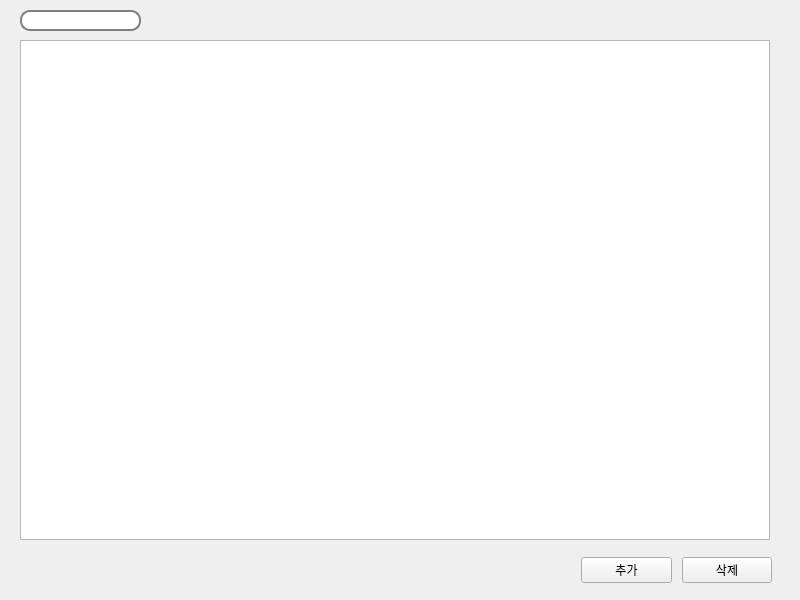
shear99/AddressBook, file mainpagewidget.ui: the form before one commit.
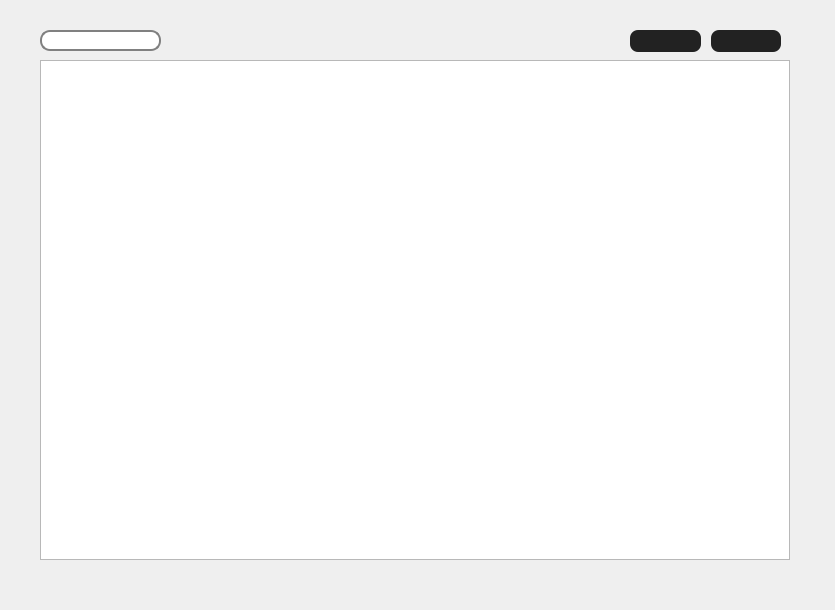
The form after the commit. Icons and pictures are not drawn.

```diff
--- a/mainpagewidget.ui
+++ b/mainpagewidget.ui
@@ -6,18 +6,36 @@
    <rect>
     <x>0</x>
     <y>0</y>
-    <width>800</width>
-    <height>600</height>
+    <width>835</width>
+    <height>610</height>
    </rect>
   </property>
+  <property name="sizePolicy">
+   <sizepolicy hsizetype="Preferred" vsizetype="Preferred">
+    <horstretch>0</horstretch>
+    <verstretch>0</verstretch>
+   </sizepolicy>
+  </property>
+  <property name="minimumSize">
+   <size>
+    <width>835</width>
+    <height>610</height>
+   </size>
+  </property>
+  <property name="maximumSize">
+   <size>
+    <width>835</width>
+    <height>610</height>
+   </size>
+  </property>
   <property name="windowTitle">
    <string>Form</string>
   </property>
   <widget class="QTableView" name="addressTableView">
    <property name="geometry">
     <rect>
-     <x>20</x>
-     <y>40</y>
+     <x>40</x>
+     <y>60</y>
      <width>750</width>
      <height>500</height>
     </rect>
@@ -26,10 +44,10 @@
   <widget class="QWidget" name="horizontalLayoutWidget">
    <property name="geometry">
     <rect>
-     <x>581</x>
-     <y>530</y>
-     <width>191</width>
-     <height>80</height>
+     <x>630</x>
+     <y>20</y>
+     <width>151</width>
+     <height>42</height>
     </rect>
    </property>
    <layout class="QHBoxLayout" name="horizontalLayout" stretch="0,0">
@@ -38,15 +56,59 @@
     </property>
     <item>
      <widget class="QPushButton" name="addButton">
+      <property name="styleSheet">
+       <string notr="true">QPushButton {
+	image: url(:/detailpageImage/detailpageImage/person_add_30dp_FFFFFF.png);
+    background-color: #222;         /* 진한 검정 배경 */
+    color: #fff;                    /* 흰색 글자 */
+    border: none;
+    border-radius: 8px;
+    font: bold 15px;
+	padding: 2px;
+    transition: background 0.2s;
+}
+
+QPushButton:hover {
+    background-color: #333;
+}
+
+QPushButton:pressed {
+    background-color: #111;
+    border-style: inset;
+}
+</string>
+      </property>
       <property name="text">
-       <string>추가</string>
+       <string/>
       </property>
      </widget>
     </item>
     <item>
      <widget class="QPushButton" name="deleteButton">
+      <property name="styleSheet">
+       <string notr="true">QPushButton {
+	image: url(:/detailpageImage/detailpageImage/person_remove_30dp_FFFFFF.png);
+    background-color: #222;         /* 진한 검정 배경 */
+    color: #fff;                    /* 흰색 글자 */
+    border: none;
+    border-radius: 8px;
+    font: bold 15px;
+	padding: 2px;
+    transition: background 0.2s;
+}
+
+QPushButton:hover {
+    background-color: #333;
+}
+
+QPushButton:pressed {
+    background-color: #111;
+    border-style: inset;
+}
+</string>
+      </property>
       <property name="text">
-       <string>삭제</string>
+       <string/>
       </property>
      </widget>
     </item>
@@ -55,15 +117,16 @@
   <widget class="QLabel" name="label">
    <property name="geometry">
     <rect>
-     <x>20</x>
-     <y>10</y>
+     <x>40</x>
+     <y>30</y>
      <width>21</width>
      <height>21</height>
     </rect>
    </property>
    <property name="styleSheet">
     <string notr="true">image: url(:/mainpageImage/mainpageImage/search_30dp_000000.png);
-padding-left: 5px;</string>
+padding-left: 5px;
+padding-top:1px;</string>
    </property>
    <property name="text">
     <string/>
@@ -75,8 +138,8 @@
   <widget class="QLineEdit" name="searchText">
    <property name="geometry">
     <rect>
-     <x>20</x>
-     <y>10</y>
+     <x>40</x>
+     <y>30</y>
      <width>121</width>
      <height>21</height>
     </rect>
```
